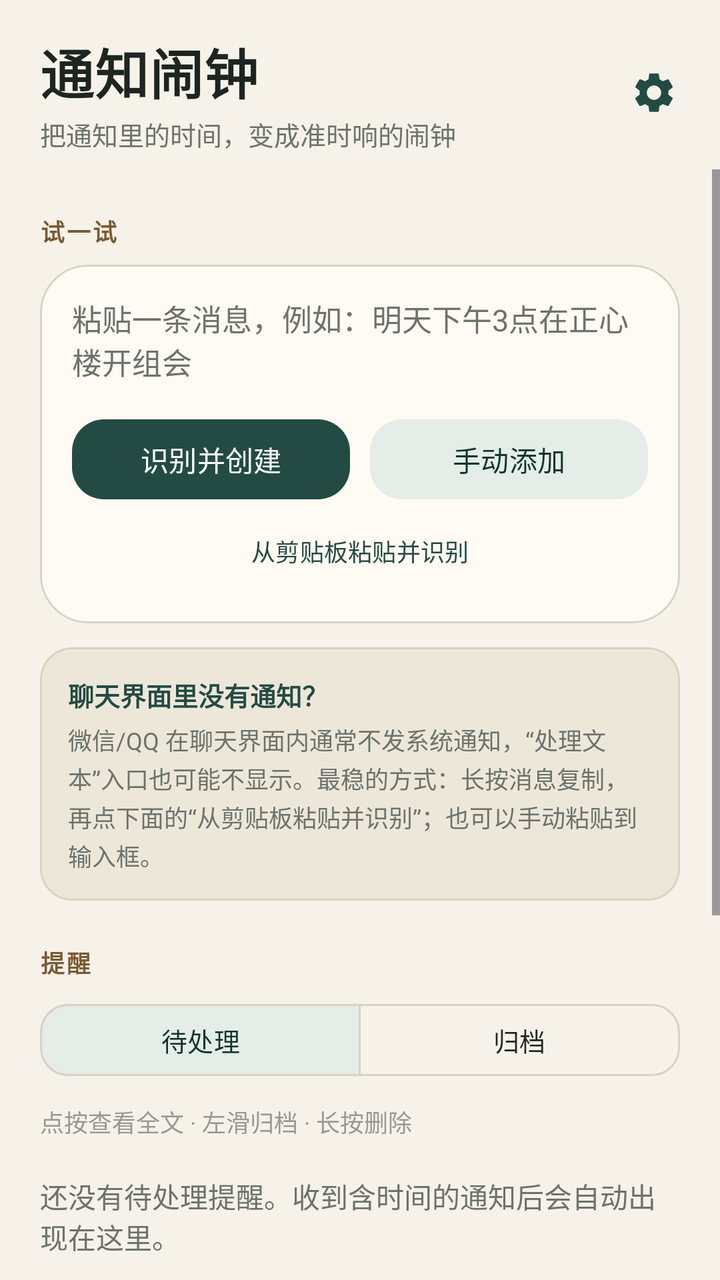
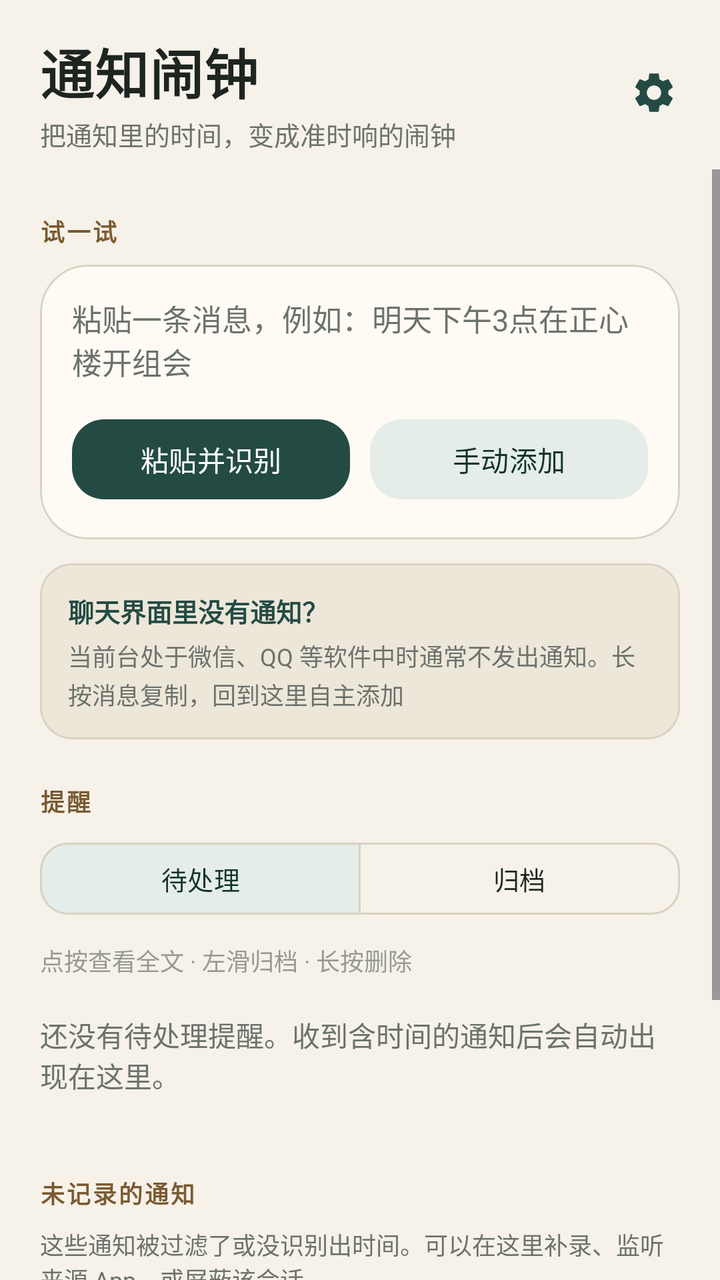

The first picture is an Android layout as it rendered before a commit; the second is the same layout after the commit. The layout source and the unified diff follow.
<!-- AndroidManifest.xml: application theme Theme.NotiAlarm -->
<!-- res/layout/activity_main.xml -->
<?xml version="1.0" encoding="utf-8"?>
<LinearLayout xmlns:android="http://schemas.android.com/apk/res/android"
    xmlns:app="http://schemas.android.com/apk/res-auto"
    android:layout_width="match_parent"
    android:layout_height="match_parent"
    android:background="@color/app_background"
    android:orientation="vertical">

    
    <LinearLayout
        android:layout_width="match_parent"
        android:layout_height="wrap_content"
        android:gravity="center_vertical"
        android:orientation="horizontal"
        android:paddingStart="20dp"
        android:paddingTop="16dp"
        android:paddingEnd="10dp"
        android:paddingBottom="8dp">

        <LinearLayout
            android:layout_width="0dp"
            android:layout_height="wrap_content"
            android:layout_weight="1"
            android:orientation="vertical">

            <TextView
                android:layout_width="wrap_content"
                android:layout_height="wrap_content"
                android:letterSpacing="0.01"
                android:text="@string/app_name"
                android:textColor="@color/app_text"
                android:textSize="27sp"
                android:textStyle="bold" />

            <TextView
                android:layout_width="wrap_content"
                android:layout_height="wrap_content"
                android:layout_marginTop="2dp"
                android:text="@string/app_subtitle"
                android:textColor="@color/app_text_muted"
                android:textSize="13sp" />
        </LinearLayout>

        <ImageButton
            android:id="@+id/btnSettings"
            android:layout_width="46dp"
            android:layout_height="46dp"
            android:background="?attr/selectableItemBackgroundBorderless"
            android:contentDescription="@string/action_settings"
            android:padding="10dp"
            android:src="@drawable/ic_settings"
            app:tint="@color/brand_primary" />
    </LinearLayout>

    <ScrollView
        android:id="@+id/mainScroll"
        android:layout_width="match_parent"
        android:layout_height="0dp"
        android:layout_weight="1"
        android:clipToPadding="false"
        android:fillViewport="true"
        android:paddingBottom="20dp">

        <LinearLayout
            android:layout_width="match_parent"
            android:layout_height="wrap_content"
            android:orientation="vertical"
            android:paddingStart="20dp"
            android:paddingEnd="20dp">

            <TextView
                android:id="@+id/tvPermWarning"
                android:layout_width="match_parent"
                android:layout_height="wrap_content"
                android:layout_marginTop="8dp"
                android:background="@color/brand_container"
                android:padding="12dp"
                android:textColor="@color/brand_on_container"
                android:textSize="13sp"
                android:visibility="gone" />

            <TextView
                style="@style/SectionLabel"
                android:text="@string/section_try" />

            <com.google.android.material.card.MaterialCardView
                android:layout_width="match_parent"
                android:layout_height="wrap_content"
                app:cardBackgroundColor="@color/app_surface"
                app:cardCornerRadius="24dp"
                app:cardElevation="0dp"
                app:strokeColor="@color/app_outline"
                app:strokeWidth="1dp">

                <LinearLayout
                    android:layout_width="match_parent"
                    android:layout_height="wrap_content"
                    android:orientation="vertical"
                    android:padding="16dp">

                    <EditText
                        android:id="@+id/inputText"
                        android:layout_width="match_parent"
                        android:layout_height="wrap_content"
                        android:background="@null"
                        android:gravity="top"
                        android:hint="@string/input_hint"
                        android:inputType="textMultiLine"
                        android:minLines="2"
                        android:padding="0dp"
                        android:textColorHint="@color/app_text_muted"
                        android:textSize="15sp" />

                    <LinearLayout
                        android:layout_width="match_parent"
                        android:layout_height="wrap_content"
                        android:layout_marginTop="14dp"
                        android:orientation="horizontal">

                        <com.google.android.material.button.MaterialButton
                            android:id="@+id/btnParse"
                            android:layout_width="0dp"
                            android:layout_height="48dp"
                            android:layout_weight="1"
                            android:text="@string/btn_parse_create"
                            android:textSize="14sp"
                            android:textAllCaps="false"
                            app:cornerRadius="16dp" />

                        <com.google.android.material.button.MaterialButton
                            android:id="@+id/btnAdd"
                            style="@style/Widget.Material3.Button.TonalButton"
                            android:layout_width="0dp"
                            android:layout_height="48dp"
                            android:layout_marginStart="10dp"
                            android:layout_weight="1"
                            android:text="@string/btn_manual_add"
                            android:textSize="14sp"
                            android:textAllCaps="false"
                            app:cornerRadius="16dp" />
                    </LinearLayout>

                    <com.google.android.material.button.MaterialButton
                        android:id="@+id/btnPasteClipboard"
                        style="@style/Widget.Material3.Button.TextButton"
                        android:layout_width="match_parent"
                        android:layout_height="40dp"
                        android:layout_marginTop="2dp"
                        android:minHeight="0dp"
                        android:text="@string/btn_paste_clipboard"
                        android:textAllCaps="false"
                        android:textSize="12sp" />
                </LinearLayout>
            </com.google.android.material.card.MaterialCardView>

            <com.google.android.material.card.MaterialCardView
                android:id="@+id/chatHintCard"
                android:layout_width="match_parent"
                android:layout_height="wrap_content"
                android:layout_marginTop="12dp"
                app:cardBackgroundColor="@color/app_surface_soft"
                app:cardCornerRadius="16dp"
                app:cardElevation="0dp"
                app:strokeColor="@color/app_outline"
                app:strokeWidth="1dp">

                <LinearLayout
                    android:layout_width="match_parent"
                    android:layout_height="wrap_content"
                    android:orientation="vertical"
                    android:padding="14dp">

                    <TextView
                        android:layout_width="match_parent"
                        android:layout_height="wrap_content"
                        android:text="@string/chat_hint_title"
                        android:textColor="@color/brand_primary"
                        android:textSize="13sp"
                        android:textStyle="bold" />

                    <TextView
                        android:layout_width="match_parent"
                        android:layout_height="wrap_content"
                        android:layout_marginTop="4dp"
                        android:lineSpacingExtra="2dp"
                        android:text="@string/chat_hint_body"
                        android:textColor="@color/app_text_muted"
                        android:textSize="12sp" />
                </LinearLayout>
            </com.google.android.material.card.MaterialCardView>

            <TextView
                style="@style/SectionLabel"
                android:text="@string/section_reminders" />

            <com.google.android.material.button.MaterialButtonToggleGroup
                android:id="@+id/toggleGroup"
                android:layout_width="match_parent"
                android:layout_height="wrap_content"
                app:checkedButton="@id/btnActive"
                app:selectionRequired="true"
                app:singleSelection="true">

                <com.google.android.material.button.MaterialButton
                    android:id="@+id/btnActive"
                    style="@style/Widget.Material3.Button.OutlinedButton"
                    android:layout_width="0dp"
                    android:layout_height="44dp"
                    android:layout_weight="1"
                    android:minWidth="0dp"
                    android:text="@string/tab_active"
                    android:textAllCaps="false"
                    android:textSize="13sp"
                    app:cornerRadius="14dp" />

                <com.google.android.material.button.MaterialButton
                    android:id="@+id/btnArchived"
                    style="@style/Widget.Material3.Button.OutlinedButton"
                    android:layout_width="0dp"
                    android:layout_height="44dp"
                    android:layout_weight="1"
                    android:minWidth="0dp"
                    android:text="@string/tab_archived"
                    android:textAllCaps="false"
                    android:textSize="13sp"
                    app:cornerRadius="14dp" />
            </com.google.android.material.button.MaterialButtonToggleGroup>

            <TextView
                android:id="@+id/tvListHint"
                android:layout_width="match_parent"
                android:layout_height="wrap_content"
                android:layout_marginTop="10dp"
                android:alpha="0.7"
                android:text="@string/list_hint_active"
                android:textColor="@color/app_text_muted"
                android:textSize="12sp" />

            <TextView
                android:id="@+id/emptyText"
                android:layout_width="match_parent"
                android:layout_height="wrap_content"
                android:paddingVertical="18dp"
                android:text="@string/empty_active"
                android:textColor="@color/app_text_muted"
                android:textSize="14sp" />

            <androidx.recyclerview.widget.RecyclerView
                android:id="@+id/reminderList"
                android:layout_width="match_parent"
                android:layout_height="wrap_content"
                android:clipToPadding="false"
                android:nestedScrollingEnabled="false"
                android:overScrollMode="never" />

            <TextView
                style="@style/SectionLabel"
                android:text="@string/section_dropped" />

            <TextView
                android:layout_width="match_parent"
                android:layout_height="wrap_content"
                android:text="@string/dropped_hint"
                android:textColor="@color/app_text_muted"
                android:textSize="12sp" />

            <TextView
                android:id="@+id/emptyDropped"
                android:layout_width="match_parent"
                android:layout_height="wrap_content"
                android:paddingVertical="10dp"
                android:text="@string/dropped_empty"
                android:textColor="@color/app_text_muted"
                android:textSize="14sp" />

            <LinearLayout
                android:id="@+id/droppedContainer"
                android:layout_width="match_parent"
                android:layout_height="wrap_content"
                android:orientation="vertical" />

            <com.google.android.material.button.MaterialButton
                android:id="@+id/btnClearDropped"
                style="@style/Widget.Material3.Button.TextButton"
                android:layout_width="wrap_content"
                android:layout_height="wrap_content"
                android:layout_gravity="end"
                android:text="@string/clear_dropped"
                android:textAllCaps="false"
                android:textSize="13sp" />

            <TextView
                style="@style/SectionLabel"
                android:text="@string/section_recent" />

            <TextView
                android:id="@+id/logText"
                android:layout_width="match_parent"
                android:layout_height="wrap_content"
                android:lineSpacingExtra="4dp"
                android:textColor="@color/app_text_muted"
                android:textIsSelectable="true"
                android:textSize="12sp" />
        </LinearLayout>
    </ScrollView>
</LinearLayout>
<!-- resources referenced by this layout -->
<resources>
  <color name="app_background">#F6F2E9</color>
  <color name="app_outline">#D9D2C3</color>
  <color name="app_surface">#FFFAF3</color>
  <color name="app_surface_soft">#EDE7DA</color>
  <color name="app_text">#1E2521</color>
  <color name="app_text_muted">#6C726C</color>
  <color name="brand_container">#E4EDE8</color>
  <color name="brand_on_container">#12332C</color>
  <color name="brand_primary">#234B43</color>
  <!-- drawable ic_settings (drawable) -->
  <vector xmlns:android="http://schemas.android.com/apk/res/android"
      android:width="24dp"
      android:height="24dp"
      android:viewportWidth="24"
      android:viewportHeight="24">
      <path
          android:fillColor="#FF234B43"
          android:pathData="M19.14,12.94c0.04,-0.3 0.06,-0.61 0.06,-0.94c0,-0.32 -0.02,-0.64 -0.07,-0.94l2.03,-1.58c0.18,-0.14 0.23,-0.41 0.12,-0.61l-1.92,-3.32c-0.12,-0.22 -0.37,-0.29 -0.59,-0.22l-2.39,0.96c-0.5,-0.38 -1.03,-0.7 -1.62,-0.94L14.4,2.81c-0.04,-0.24 -0.24,-0.41 -0.48,-0.41h-3.84c-0.24,0 -0.43,0.17 -0.47,0.41L9.25,5.35C8.66,5.59 8.12,5.92 7.63,6.29L5.24,5.33c-0.22,-0.08 -0.47,0 -0.59,0.22L2.74,8.87C2.62,9.08 2.66,9.34 2.86,9.48l2.03,1.58C4.84,11.36 4.8,11.69 4.8,12s0.02,0.64 0.07,0.94l-2.03,1.58c-0.18,0.14 -0.23,0.41 -0.12,0.61l1.92,3.32c0.12,0.22 0.37,0.29 0.59,0.22l2.39,-0.96c0.5,0.38 1.03,0.7 1.62,0.94l0.36,2.54c0.05,0.24 0.24,0.41 0.48,0.41h3.84c0.24,0 0.44,-0.17 0.47,-0.41l0.36,-2.54c0.59,-0.24 1.13,-0.56 1.62,-0.94l2.39,0.96c0.22,0.08 0.47,0 0.59,-0.22l1.92,-3.32c0.12,-0.22 0.07,-0.47 -0.12,-0.61L19.14,12.94zM12,15.6c-1.98,0 -3.6,-1.62 -3.6,-3.6s1.62,-3.6 3.6,-3.6s3.6,1.62 3.6,3.6S13.98,15.6 12,15.6z" />
  </vector>
  <string name="action_settings">设置</string>
  <string name="app_name">通知闹钟</string>
  <string name="app_subtitle">把通知里的时间，变成准时响的闹钟</string>
  <string name="btn_manual_add">手动添加</string>
  <string name="btn_parse_create">识别并创建</string>
  <string name="btn_paste_clipboard">从剪贴板粘贴并识别</string>
  <string name="chat_hint_body">微信/QQ 在聊天界面内通常不发系统通知，“处理文本”入口也可能不显示。最稳的方式：长按消息复制，再点下面的“从剪贴板粘贴并识别”；也可以手动粘贴到输入框。</string>
  <string name="chat_hint_title">聊天界面里没有通知？</string>
  <string name="clear_dropped">清空未记录列表</string>
  <string name="dropped_empty">没有未记录的通知。</string>
  <string name="dropped_hint">这些通知被过滤了或没识别出时间。可以在这里补录、监听来源 App、或屏蔽该会话。</string>
  <string name="empty_active">还没有待处理提醒。收到含时间的通知后会自动出现在这里。</string>
  <string name="input_hint">粘贴一条消息，例如：明天下午3点在正心楼开组会</string>
  <string name="list_hint_active">点按查看全文 · 左滑归档 · 长按删除</string>
  <string name="section_dropped">未记录的通知</string>
  <string name="section_recent">最近处理的通知</string>
  <string name="section_reminders">提醒</string>
  <string name="section_try">试一试</string>
  <string name="tab_active">待处理</string>
  <string name="tab_archived">归档</string>
  <style name="SectionLabel">
          <item name="android:layout_width">match_parent</item>
          <item name="android:layout_height">wrap_content</item>
          <item name="android:layout_marginTop">22dp</item>
          <item name="android:layout_marginBottom">8dp</item>
          <item name="android:textColor">@color/brand_accent</item>
          <item name="android:textSize">12sp</item>
          <item name="android:textStyle">bold</item>
          <item name="android:letterSpacing">0.08</item>
      </style>
  <color name="brand_accent">#7A5A32</color>
  <color name="brand_on_primary">#FFFFFFFF</color>
  <!-- unchanged entries left out for length: 1 -->
</resources>

<!-- the commit's change to res/layout/activity_main.xml (unified diff, before → after) -->
@@ -118,11 +118,11 @@
                         android:orientation="horizontal">
 
                         <com.google.android.material.button.MaterialButton
-                            android:id="@+id/btnParse"
+                            android:id="@+id/btnPasteClipboard"
                             android:layout_width="0dp"
                             android:layout_height="48dp"
                             android:layout_weight="1"
-                            android:text="@string/btn_parse_create"
+                            android:text="@string/btn_paste_clipboard"
                             android:textSize="14sp"
                             android:textAllCaps="false"
                             app:cornerRadius="16dp" />
@@ -139,17 +139,6 @@
                             android:textAllCaps="false"
                             app:cornerRadius="16dp" />
                     </LinearLayout>
-
-                    <com.google.android.material.button.MaterialButton
-                        android:id="@+id/btnPasteClipboard"
-                        style="@style/Widget.Material3.Button.TextButton"
-                        android:layout_width="match_parent"
-                        android:layout_height="40dp"
-                        android:layout_marginTop="2dp"
-                        android:minHeight="0dp"
-                        android:text="@string/btn_paste_clipboard"
-                        android:textAllCaps="false"
-                        android:textSize="12sp" />
                 </LinearLayout>
             </com.google.android.material.card.MaterialCardView>
 
<!-- resource entries referenced after the edit -->
@@ -23,9 +23,8 @@
   <string name="app_name">通知闹钟</string>
   <string name="app_subtitle">把通知里的时间，变成准时响的闹钟</string>
   <string name="btn_manual_add">手动添加</string>
-  <string name="btn_parse_create">识别并创建</string>
-  <string name="btn_paste_clipboard">从剪贴板粘贴并识别</string>
-  <string name="chat_hint_body">微信/QQ 在聊天界面内通常不发系统通知，“处理文本”入口也可能不显示。最稳的方式：长按消息复制，再点下面的“从剪贴板粘贴并识别”；也可以手动粘贴到输入框。</string>
+  <string name="btn_paste_clipboard">粘贴并识别</string>
+  <string name="chat_hint_body">当前台处于微信、QQ 等软件中时通常不发出通知。长按消息复制，回到这里自主添加</string>
   <string name="chat_hint_title">聊天界面里没有通知？</string>
   <string name="clear_dropped">清空未记录列表</string>
   <string name="dropped_empty">没有未记录的通知。</string>
